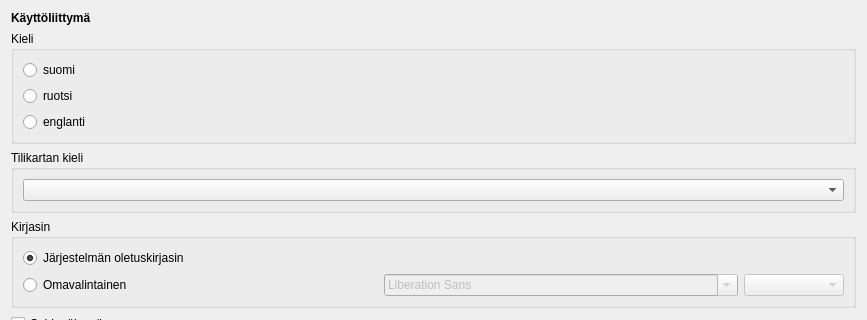
Qt form kitsas/maaritys/ulkoasumaaritys.ui (artoh/kitupiikki) before a commit; both pictures show x 0 to 867 and y 0 to 320 of the 867 by 642 pixel window.
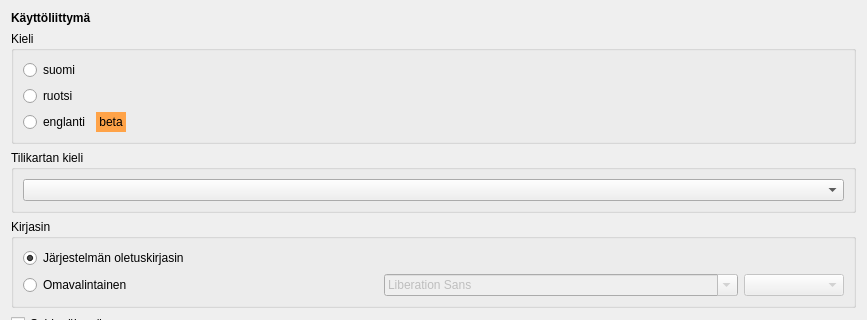
The same form after that commit. Icons and pictures are not drawn. Custom widgets are drawn as their Qt base class.

Commit message: Englanti beta

The edit to the form file:
```diff
--- a/kitsas/maaritys/ulkoasumaaritys.ui
+++ b/kitsas/maaritys/ulkoasumaaritys.ui
@@ -55,6 +55,8 @@
        </widget>
       </item>
       <item>
+       <layout class="QHBoxLayout" name="horizontalLayout_2">
+        <item>
        <widget class="QRadioButton" name="enKieli">
         <property name="text">
          <string>englanti</string>
@@ -64,6 +66,31 @@
           <normaloff>:/liput/gb.png</normaloff>:/liput/gb.png</iconset>
         </property>
        </widget>
+        </item>
+        <item>
+         <widget class="QLabel" name="label_2">
+          <property name="styleSheet">
+           <string notr="true">background-color: rgb(255, 163, 72);</string>
+          </property>
+          <property name="text">
+           <string> beta </string>
+          </property>
+         </widget>
+        </item>
+        <item>
+         <spacer name="horizontalSpacer">
+          <property name="orientation">
+           <enum>Qt::Orientation::Horizontal</enum>
+          </property>
+          <property name="sizeHint" stdset="0">
+           <size>
+            <width>40</width>
+            <height>20</height>
+           </size>
+          </property>
+         </spacer>
+        </item>
+       </layout>
       </item>
      </layout>
     </widget>
```
Lines whose indentation alone changed are shown as unchanged. The commit also changes 2 other files.
